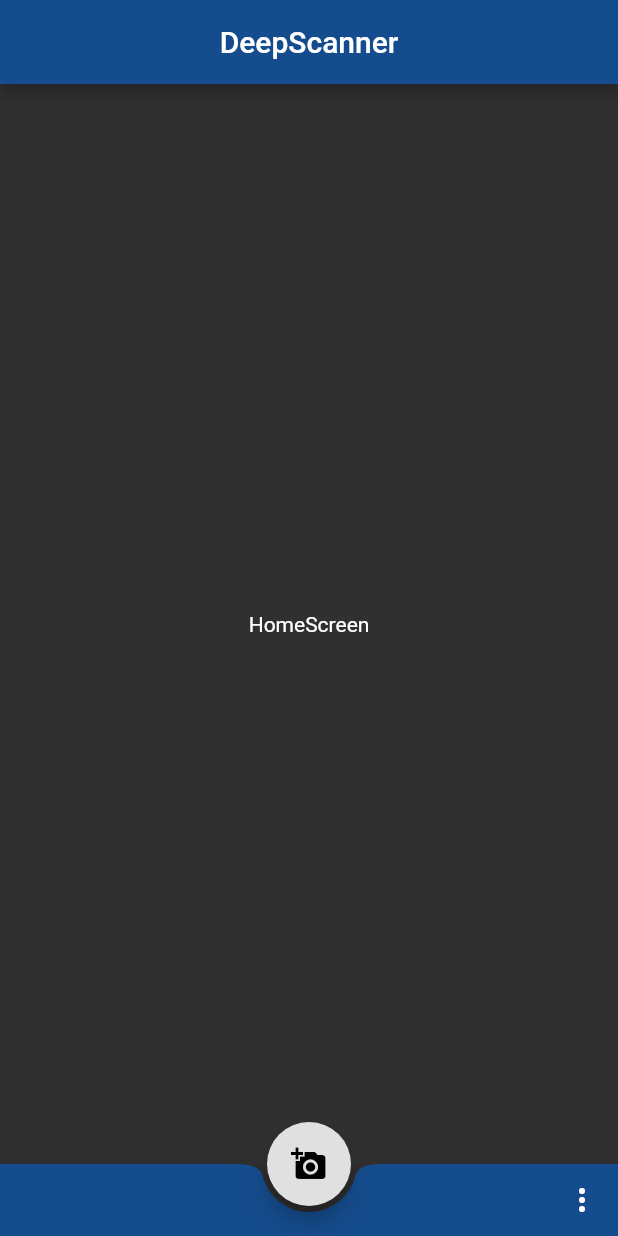
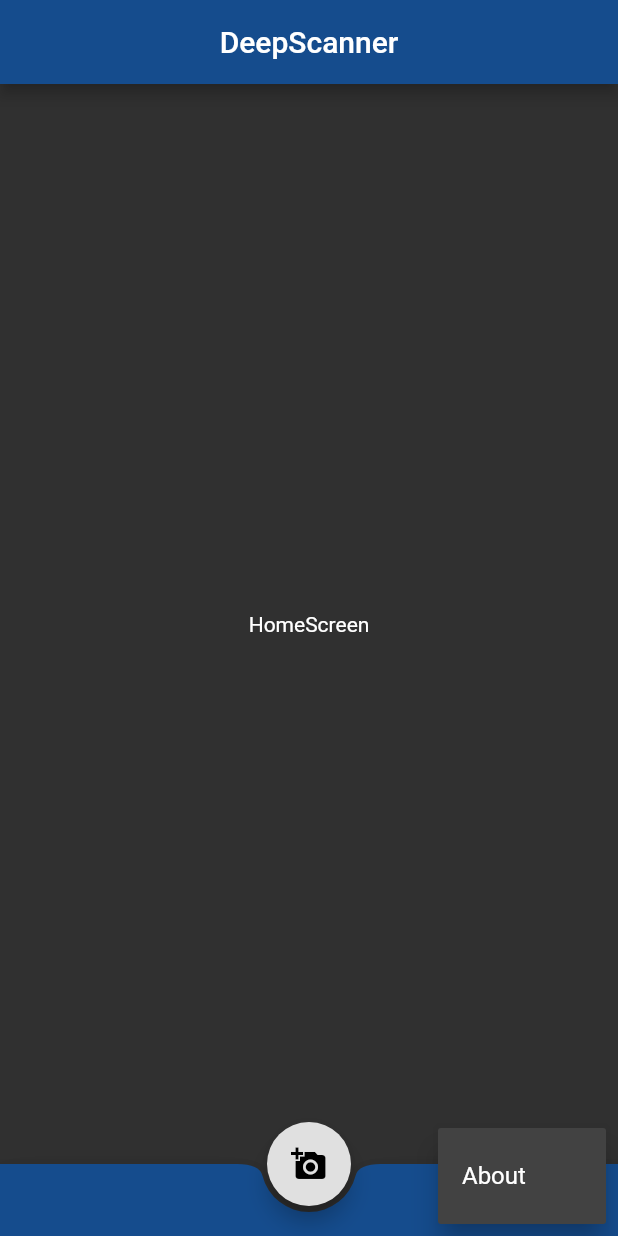
Before and after one commit to wysockipiotr/deep-scanner, a Flutter app: the screen it shows after launch, after a tap on the "more vert" icon, on a phone screen of 412 x 824 dp. Run offline on Flutter 3.47's test engine with Material 2 defaults, Android fonts, the phone set to English and light mode, and no system bars; our stand-ins replace image_picker.

Commit message:
Add about screen

```diff
--- a/app/deep_scanner/lib/screens/home.dart
+++ b/app/deep_scanner/lib/screens/home.dart
@@ -1,4 +1,5 @@
 import 'package:deep_scanner/config.dart' as config;
+import 'package:deep_scanner/screens/about.dart';
 import 'package:flutter/material.dart';
 import 'package:flutter/widgets.dart';
 import 'package:image_picker/image_picker.dart';
@@ -25,15 +26,13 @@ class HomeScreen extends StatelessWidget {
                       mainAxisSize: MainAxisSize.min,
                       children: <Widget>[
                         ListTile(
-                          title: Text("Take a photo"),
-                          leading: Icon(Icons.photo_camera),
-                          onTap: () async => _pickImage(ImageSource.camera)
-                        ),
+                            title: Text("Take a photo"),
+                            leading: Icon(Icons.photo_camera),
+                            onTap: () async => _pickImage(ImageSource.camera)),
                         ListTile(
-                          title: Text("Pick from the gallery"),
-                          leading: Icon(Icons.image),
-                          onTap: () async => _pickImage(ImageSource.gallery)
-                        )
+                            title: Text("Pick from the gallery"),
+                            leading: Icon(Icons.image),
+                            onTap: () async => _pickImage(ImageSource.gallery))
                       ],
                     ),
                   ));
@@ -53,9 +52,18 @@ class HomeScreen extends StatelessWidget {
         children: <Widget>[
           Padding(
               padding: EdgeInsets.only(left: 4.0),
-              child: IconButton(
+              child: PopupMenuButton(
+                onSelected: (selection) => Navigator.of(context).push(
+                    MaterialPageRoute(builder: (context) => AboutScreen())),
                 icon: Icon(Icons.more_vert),
-                onPressed: () {},
+                itemBuilder: (context) {
+                  return [
+                    PopupMenuItem(
+                      value: "about",
+                      child: Text("About"),
+                    )
+                  ];
+                },
               ))
         ],
         mainAxisAlignment: MainAxisAlignment.end,
```
Also changed, not shown: app/deep_scanner/lib/screens/about.dart (added, +16 -0 lines).
